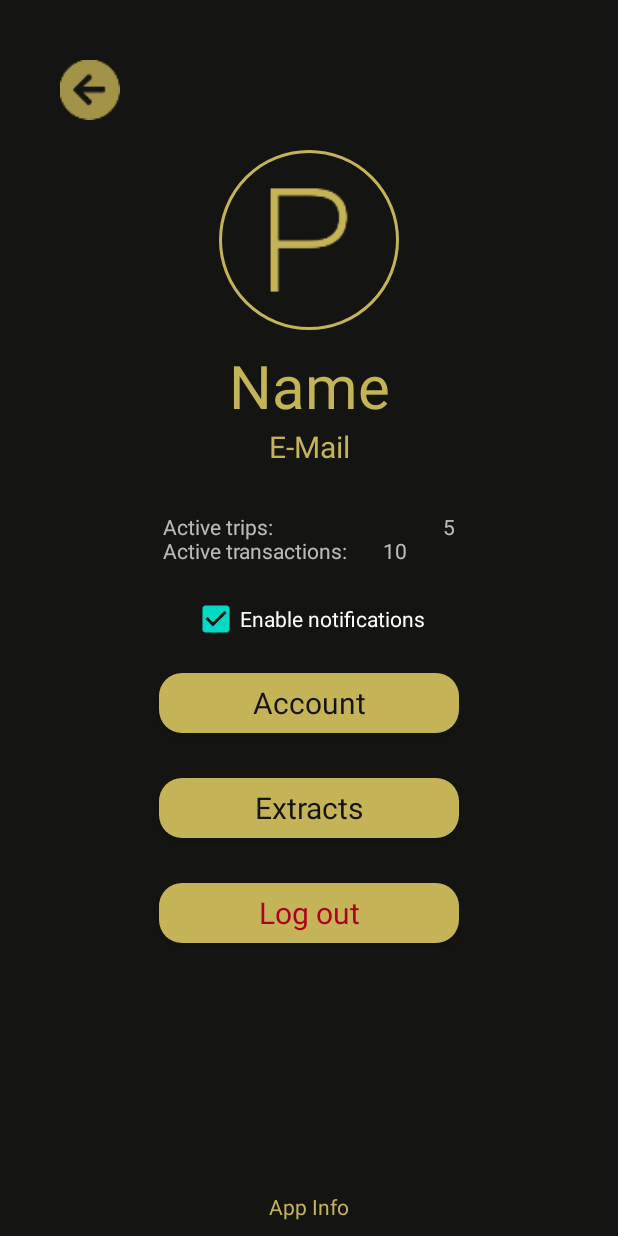
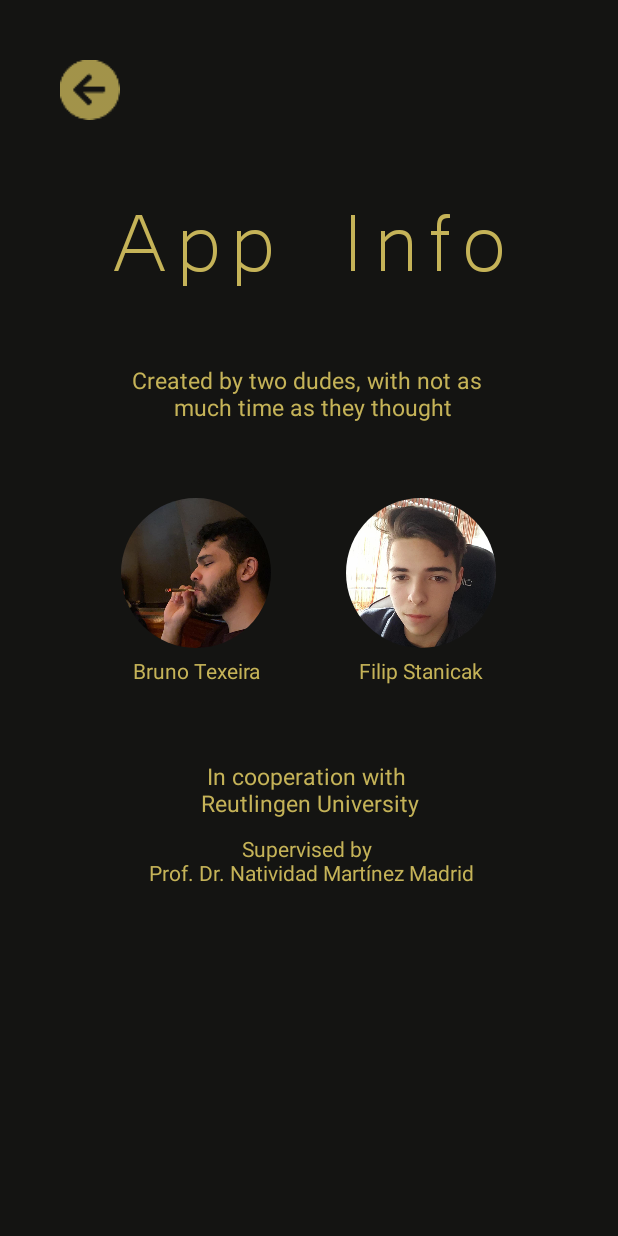
Before and after one commit to SlimexTheHero/Mobile_Pecunia, an Android app: the Settings_Screen screen opened directly, with no data from a screen before it, after a tap on "App Info", on a phone screen of 412 x 824 dp. Run offline under Robolectric (Android 15) with nearby library versions, the phone set to English and light mode, and no system bars; our stand-ins replace CircleImageView.

Commit message:
Created App Info Screen

```diff
--- a/Frontend/app/src/main/AndroidManifest.xml
+++ b/Frontend/app/src/main/AndroidManifest.xml
@@ -12,7 +12,8 @@
         android:roundIcon="@mipmap/ic_launcher_round"
         android:supportsRtl="true"
         android:theme="@style/AppTheme">
-        <activity android:name=".Account_Settings_Screen"></activity>
+        <activity android:name=".App_Info_Screen"></activity>
+        <activity android:name=".Account_Settings_Screen" />
         <activity
             android:name=".Settings_Screen"
             android:configChanges="orientation"
--- /dev/null
+++ b/Frontend/app/src/main/java/com/example/mobileapp/App_Info_Screen.java
@@ -0,0 +1,19 @@
+package com.example.mobileapp;
+
+import androidx.appcompat.app.AppCompatActivity;
+
+import android.os.Bundle;
+import android.view.View;
+
+public class App_Info_Screen extends AppCompatActivity {
+
+    @Override
+    protected void onCreate(Bundle savedInstanceState) {
+        super.onCreate(savedInstanceState);
+        setContentView(R.layout.app_info_screen);
+    }
+
+    public void backButton (View v) {
+        finish();
+    }
+}
--- a/Frontend/app/src/main/java/com/example/mobileapp/Settings_Screen.java
+++ b/Frontend/app/src/main/java/com/example/mobileapp/Settings_Screen.java
@@ -61,7 +61,7 @@ public class Settings_Screen extends AppCompatActivity {
         appInfo.setOnClickListener(new View.OnClickListener() {
             @Override
             public void onClick(View v) {
-                Toast.makeText(Settings_Screen.this, "AppInfo will follow soon", Toast.LENGTH_SHORT).show();
+                startActivity(new Intent(Settings_Screen.this, App_Info_Screen.class));
             }
         });
 
--- /dev/null
+++ b/Frontend/app/src/main/res/layout/app_info_screen.xml
@@ -0,0 +1,108 @@
+<?xml version="1.0" encoding="utf-8"?>
+<LinearLayout xmlns:android="http://schemas.android.com/apk/res/android"
+    xmlns:app="http://schemas.android.com/apk/res-auto"
+    xmlns:tools="http://schemas.android.com/tools"
+    android:layout_width="match_parent"
+    android:background="#141412"
+    android:orientation="vertical"
+    android:layout_height="match_parent"
+    tools:context=".App_Info_Screen">
+
+    <ImageView
+        android:layout_width="40dp"
+        android:layout_height="40dp"
+        android:layout_marginLeft="40dp"
+        android:layout_marginTop="40dp"
+        android:clickable="true"
+        android:onClick="backButton"
+        android:src="@drawable/back_button" />
+
+    <TextView
+        android:layout_width="match_parent"
+        android:layout_height="wrap_content"
+        android:layout_marginTop="40dp"
+        android:fontFamily="@font/msyi"
+        android:letterSpacing="0.10"
+        android:textColor="#C5B358"
+        android:gravity="center"
+        android:textSize="70dp"
+        android:text="App Info"/>
+
+    <TextView
+        android:layout_width="match_parent"
+        android:layout_height="wrap_content"
+        android:gravity="center"
+        android:layout_marginTop="50dp"
+        android:textSize="15dp"
+        android:textColor="#C5B358"
+        android:text="Created by two dudes, with not as \n much time as they thought"/>
+
+    <LinearLayout
+        android:layout_width="wrap_content"
+        android:layout_height="wrap_content"
+        android:layout_gravity="center"
+        android:layout_marginTop="50dp">
+
+    <de.hdodenhof.circleimageview.CircleImageView
+
+        android:layout_width="100dp"
+        android:layout_height="100dp"
+        android:src="@drawable/Dev1_Bruno"/>
+
+        <de.hdodenhof.circleimageview.CircleImageView
+            android:layout_marginLeft="50dp"
+            android:layout_width="100dp"
+            android:layout_height="100dp"
+            android:src="@drawable/Dev2_Filip"/>
+
+    </LinearLayout>
+
+    <LinearLayout
+        android:layout_width="wrap_content"
+        android:layout_height="wrap_content"
+        android:layout_gravity="center"
+        android:layout_marginTop="5dp">
+
+    <TextView
+        android:layout_width="100dp"
+        android:layout_height="wrap_content"
+        android:gravity="center"
+        android:textColor="#C5B358"
+        android:text="Bruno Texeira"/>
+
+        <TextView
+            android:layout_width="100dp"
+            android:layout_height="wrap_content"
+            android:layout_marginLeft="50dp"
+            android:gravity="center"
+            android:textColor="#C5B358"
+            android:text="Filip Stanicak"/>
+
+    </LinearLayout>
+
+
+    <TextView
+        android:layout_width="match_parent"
+        android:layout_height="wrap_content"
+        android:gravity="center"
+        android:textColor="#C5B358"
+        android:layout_marginTop="50dp"
+        android:textSize="15dp"
+        android:text="In cooperation with \n Reutlingen University "/>
+
+
+    <TextView
+        android:layout_width="match_parent"
+        android:layout_height="wrap_content"
+        android:layout_marginTop="10dp"
+        android:gravity="center"
+        android:textColor="#C5B358"
+        android:text="Supervised by \n Prof. Dr. Natividad Martínez Madrid"/>
+
+    <TextView
+        android:layout_width="match_parent"
+        android:layout_height="wrap_content"
+        android:gravity="center" />
+
+
+</LinearLayout>
```
Also changed, not shown: Frontend/app/src/main/res/drawable/Dev1_Bruno.png (added), Frontend/app/src/main/res/drawable/Dev2_Filip.jpg (added).
